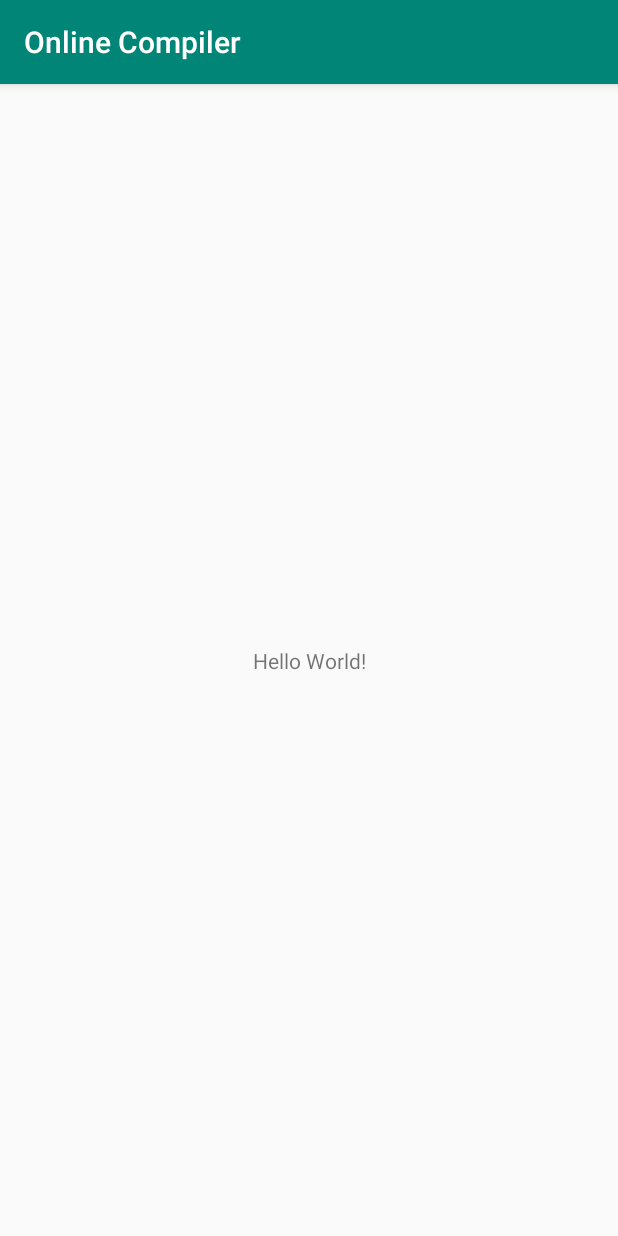
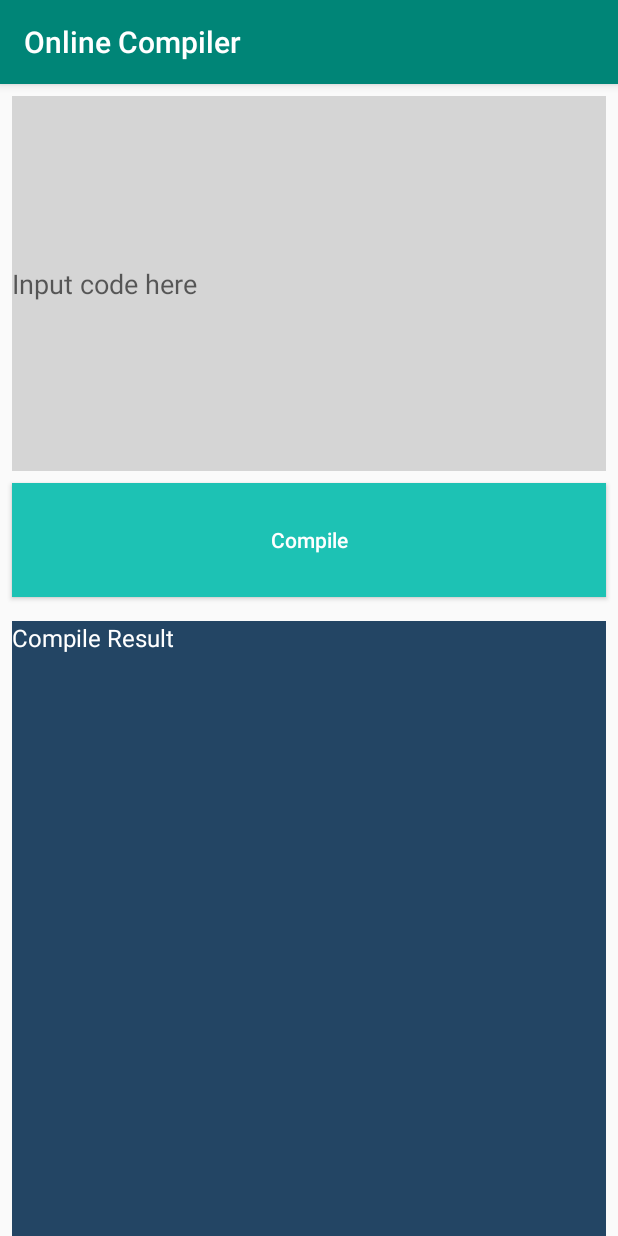
Before and after one commit to derahh/Online-Compiler-Android, an Android app: the screen it shows after launch (MainActivity), on a phone screen of 412 x 824 dp. Run offline under Robolectric (Android 15) with nearby library versions, the phone set to English and light mode, and no system bars.

Commit message:
Update activity_main.xml

```diff
--- a/app/src/main/res/layout/activity_main.xml
+++ b/app/src/main/res/layout/activity_main.xml
@@ -6,13 +6,65 @@
     android:layout_height="match_parent"
     tools:context=".MainActivity">
 
+    <EditText
+        android:id="@+id/et_input"
+        android:layout_width="match_parent"
+        android:layout_height="250dp"
+        android:layout_marginStart="8dp"
+        android:layout_marginLeft="8dp"
+        android:layout_marginTop="8dp"
+        android:layout_marginEnd="8dp"
+        android:layout_marginRight="8dp"
+        android:background="#D5D5D5"
+        android:hint="Input code here"
+        android:textColor="#234564"
+        app:layout_constraintEnd_toEndOf="parent"
+        app:layout_constraintStart_toStartOf="parent"
+        app:layout_constraintTop_toTopOf="parent"></EditText>
+
+    <Button
+        android:id="@+id/btn_submit"
+        android:layout_width="match_parent"
+        android:layout_height="0dp"
+        android:layout_marginStart="8dp"
+        android:layout_marginLeft="8dp"
+        android:layout_marginTop="8dp"
+        android:layout_marginEnd="8dp"
+        android:layout_marginRight="8dp"
+        android:layout_marginBottom="8dp"
+        android:background="#1DC2B4"
+        android:text="Compile"
+        android:textAllCaps="false"
+        android:textColor="#FFF"
+        app:layout_constraintBottom_toTopOf="@+id/guideline"
+        app:layout_constraintEnd_toEndOf="parent"
+        app:layout_constraintStart_toStartOf="parent"
+        app:layout_constraintTop_toBottomOf="@+id/et_input"
+        android:onClick="runCompile"/>
+
     <TextView
+        android:id="@+id/tv_result"
+        android:layout_width="match_parent"
+        android:layout_height="0dp"
+        android:layout_marginStart="8dp"
+        android:layout_marginLeft="8dp"
+        android:layout_marginTop="8dp"
+        android:layout_marginEnd="8dp"
+        android:layout_marginRight="8dp"
+        android:background="#234564"
+        android:text="Compile Result"
+        android:textColor="#FFF"
+        android:textSize="16sp"
+        app:layout_constraintBottom_toBottomOf="parent"
+        app:layout_constraintEnd_toEndOf="parent"
+        app:layout_constraintStart_toStartOf="parent"
+        app:layout_constraintTop_toTopOf="@+id/guideline" />
+
+    <androidx.constraintlayout.widget.Guideline
+        android:id="@+id/guideline"
         android:layout_width="wrap_content"
         android:layout_height="wrap_content"
-        android:text="Hello World!"
-        app:layout_constraintBottom_toBottomOf="parent"
-        app:layout_constraintLeft_toLeftOf="parent"
-        app:layout_constraintRight_toRightOf="parent"
-        app:layout_constraintTop_toTopOf="parent" />
+        android:orientation="horizontal"
+        app:layout_constraintGuide_begin="350dp"/>
 
 </androidx.constraintlayout.widget.ConstraintLayout>
```
